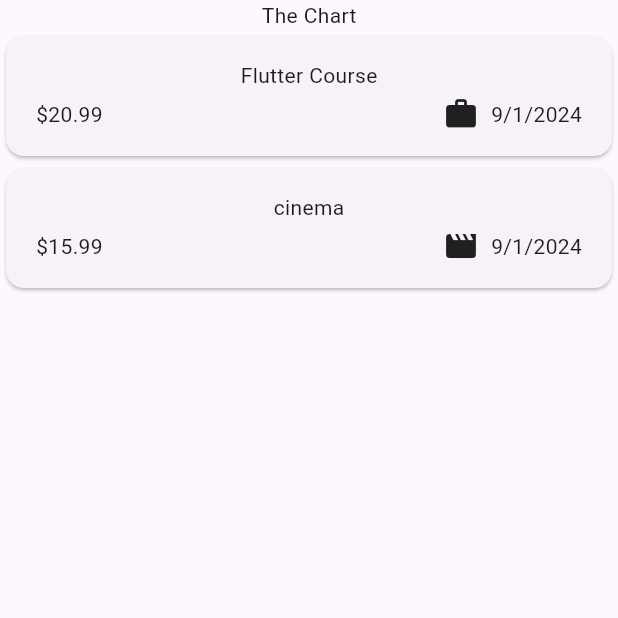
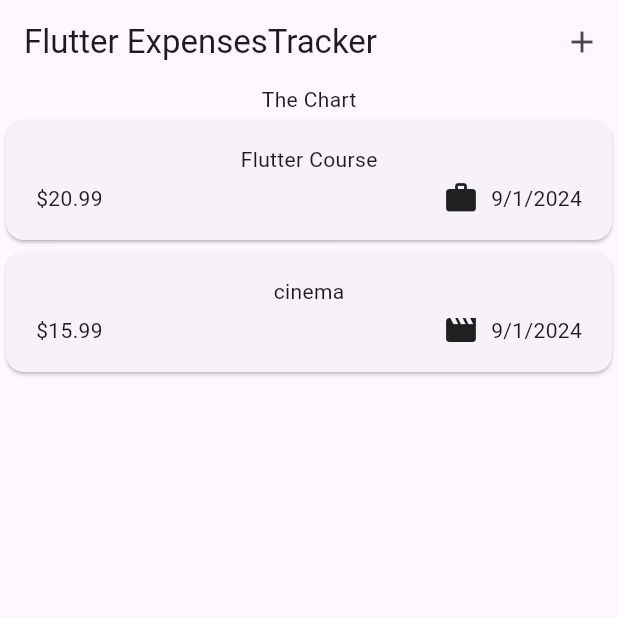
Before and after one commit to LokmanHossen/Expense_Teracker_flutter, a Flutter app: the screen it shows after launch, on a phone screen of 412 x 824 dp, the top half of it. Run offline on Flutter 3.47's test engine with Material 3 defaults, Android fonts, the phone set to English and light mode, and no system bars.

Commit message:
Add appBar And Icon

```diff
--- a/lib/widget/expenses.dart
+++ b/lib/widget/expenses.dart
@@ -1,4 +1,5 @@
 import 'package:expense_tracker_flutter/widget/expenses_list/expenses_list.dart';
+import 'package:expense_tracker_flutter/widget/new_expense.dart';
 import 'package:flutter/material.dart';
 
 import '../models/expense.dart';
@@ -25,9 +26,24 @@ class _ExpensesState extends State<Expenses> {
       date: DateTime.now(),
     ),
   ];
+
+  void _openAddExpenseOverlay() {
+    showModalBottomSheet(
+        context: context, builder: (ctx) => const NewExpense());
+  }
+
   @override
   Widget build(BuildContext context) {
     return Scaffold(
+      appBar: AppBar(
+        title: const Text('Flutter ExpensesTracker'),
+        actions: [
+          IconButton(
+            onPressed: _openAddExpenseOverlay,
+            icon: const Icon(Icons.add),
+          ),
+        ],
+      ),
       body: Column(
         children: [
           const Text('The Chart'),
```
